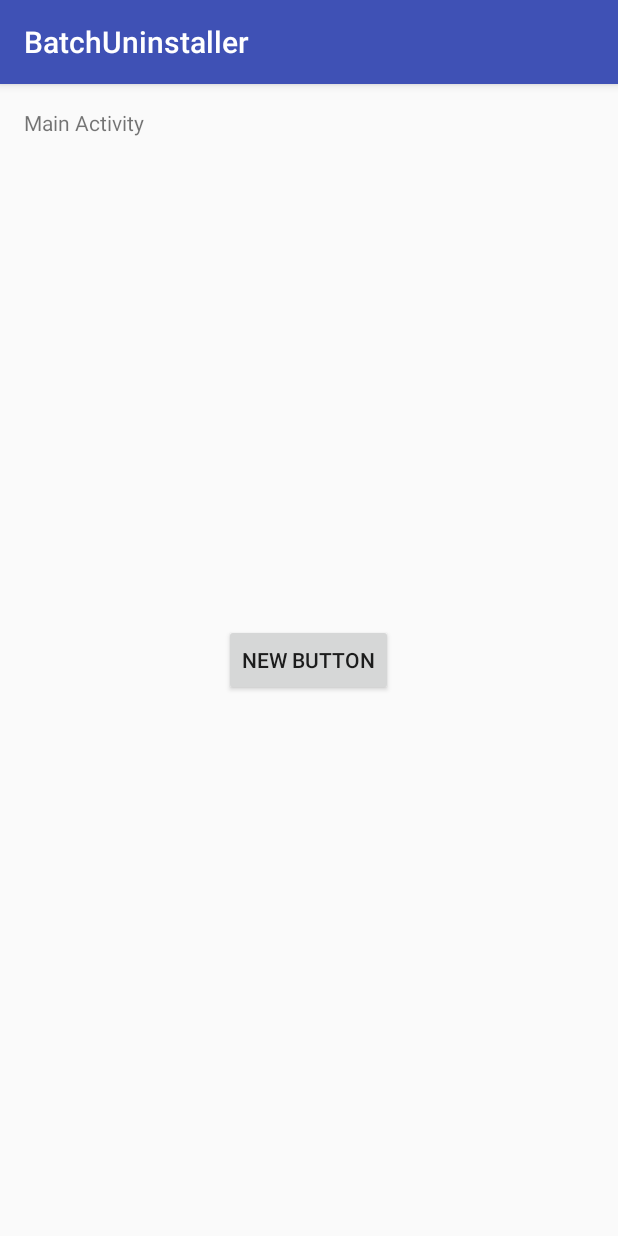
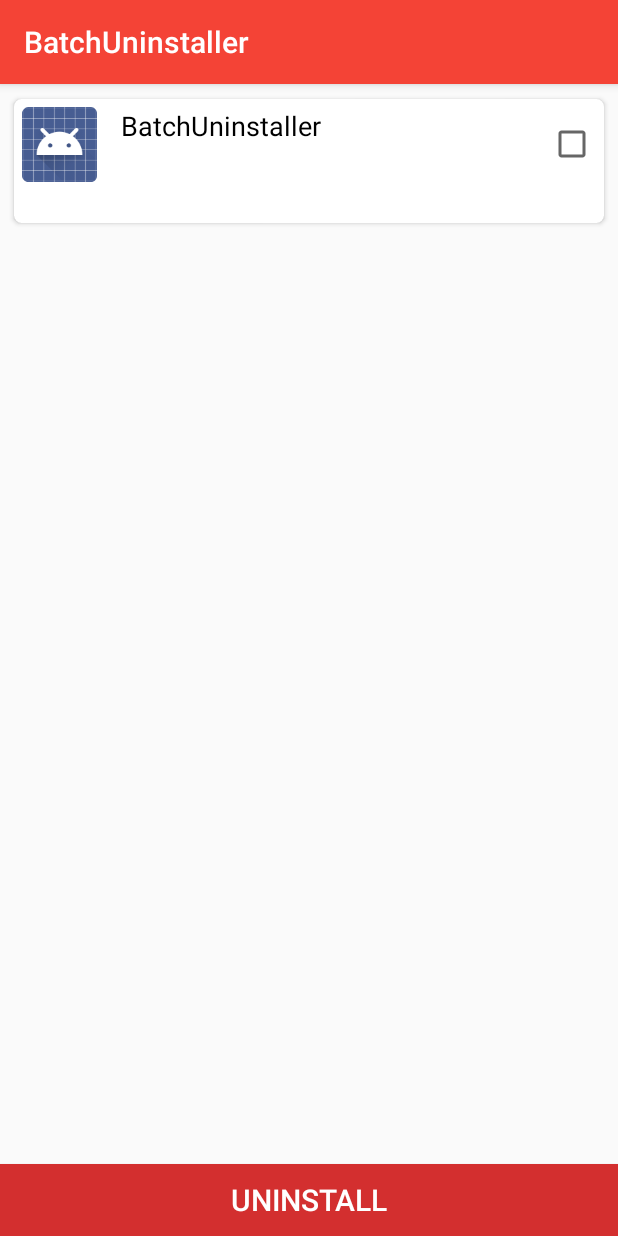
Before and after one commit to sajaljain/BatchUninstaller, an Android app: the screen it shows after launch (MainActivity before the commit, Splash after it), on a phone screen of 412 x 824 dp. Run offline under Robolectric (Android 15) with nearby library versions, the phone set to English and light mode, and no system bars.

Commit message:
recycler view to show multiple list

```diff
--- a/app/build.gradle
+++ b/app/build.gradle
@@ -6,7 +6,7 @@ android {
 
     defaultConfig {
         applicationId "hours.com.batchuninstaller"
-        minSdkVersion 18
+        minSdkVersion 21
         targetSdkVersion 24
         versionCode 1
         versionName "1.0"
@@ -23,5 +23,7 @@ dependencies {
     compile fileTree(dir: 'libs', include: ['*.jar'])
     testCompile 'junit:junit:4.12'
     compile 'com.android.support:appcompat-v7:24.1.1'
-    compile 'com.android.support:recyclerview-v7:24.0.0'
+    compile 'com.android.support:recyclerview-v7:24.1.1'
+    compile 'com.android.support:cardview-v7:24.1.1'
+
 }
--- a/app/src/main/java/hours/com/batchuninstaller/MainActivity.java
+++ b/app/src/main/java/hours/com/batchuninstaller/MainActivity.java
@@ -48,6 +48,10 @@ public class MainActivity extends AppCompatActivity {
         uninstallIntent.setFlags(Intent.FLAG_DEBUG_LOG_RESOLUTION);
         startActivity(uninstallIntent);
 
+
+
+
+
             }
         });
 
--- a/app/src/main/java/hours/com/batchuninstaller/Splash.java
+++ b/app/src/main/java/hours/com/batchuninstaller/Splash.java
@@ -1,16 +1,109 @@
 package hours.com.batchuninstaller;
 
 import android.content.Intent;
+import android.content.pm.ApplicationInfo;
+import android.content.pm.PackageManager;
+import android.net.Uri;
+import android.nfc.Tag;
+import android.support.annotation.NonNull;
 import android.support.v7.app.AppCompatActivity;
 import android.os.Bundle;
+import android.support.v7.widget.LinearLayoutManager;
+import android.support.v7.widget.RecyclerView;
+import android.util.Log;
+import android.view.View;
+import android.widget.Button;
+import android.widget.Toast;
+
+import java.util.ArrayList;
+import java.util.Collection;
+import java.util.Iterator;
+import java.util.List;
+import java.util.ListIterator;
+
+import hours.com.batchuninstaller.adapter.AppInfoAdapter;
+import hours.com.batchuninstaller.model.AppDetails;
 
 public class Splash extends AppCompatActivity {
+    private Button uninstall;
+    private RecyclerView mRecyclerView;
+    private RecyclerView.Adapter mAdapter;
+    private RecyclerView.LayoutManager mLayoutManager;
+    private final String TAG = "Splash";
 
     @Override
     protected void onCreate(Bundle savedInstanceState) {
         super.onCreate(savedInstanceState);
         setContentView(R.layout.activity_splash);
-        Intent intent =  new Intent(this,MainActivity.class);
-        startActivity(intent);
+        mRecyclerView = (RecyclerView) findViewById(R.id.my_recycler_view);
+        uninstall = (Button) findViewById(R.id.uninstall);
+        mLayoutManager = new LinearLayoutManager(this);
+        mRecyclerView.setLayoutManager(mLayoutManager);
+
+        int flags = PackageManager.GET_META_DATA |
+                PackageManager.GET_SHARED_LIBRARY_FILES;
+
+
+        PackageManager pm = getPackageManager();
+        final List<ApplicationInfo> applications = pm.getInstalledApplications(flags);
+        List<AppDetails> userInstalled = new ArrayList<>();
+
+        for (ApplicationInfo app : applications) {
+            if ((app.flags & ApplicationInfo.FLAG_SYSTEM) != 1) {
+                AppDetails apkDetails = new AppDetails(app.loadIcon(pm), app.loadLabel(pm).toString(), app.packageName, false);
+                userInstalled.add(apkDetails);
+
+            }
+        }
+        mAdapter = new AppInfoAdapter(userInstalled);
+
+        mRecyclerView.setAdapter(mAdapter);
+
+
+
+/*
+Uri packageURI = Uri.parse("package:" + app.packageName);
+        Intent uninstallIntent = new Intent(Intent.ACTION_DELETE, packageURI);
+        uninstallIntent.setFlags(Intent.FLAG_DEBUG_LOG_RESOLUTION);
+        startActivity(uninstallIntent);
+*/
+
+        uninstall.setOnClickListener(new View.OnClickListener() {
+            @Override
+            public void onClick(View view) {
+                Uri packageURI;
+                String data = "";
+                List<AppDetails> apps = ((AppInfoAdapter) mAdapter)
+                        .getToBeUninstalled();
+
+                for (int i = 0; i < apps.size(); i++) {
+                    AppDetails app = apps.get(i);
+                    if (app.isSelected() == true) {
+
+                        data = data + "\n" + app.getAppName().toString();
+
+                        //here we pop up
+
+                        packageURI = Uri.parse("package:" + app.getPkgName());
+                        Intent uninstallIntent = new Intent(Intent.ACTION_DELETE, packageURI);
+                        uninstallIntent.setFlags(Intent.FLAG_DEBUG_LOG_RESOLUTION);
+                        startActivity(uninstallIntent);
+
+
+                    }
+
+                }
+
+
+                Toast.makeText(Splash.this,
+                        "Selected Students: \n" + data, Toast.LENGTH_LONG)
+                        .show();
+
+
+
+            }
+        });
+
+
     }
 }
--- /dev/null
+++ b/app/src/main/java/hours/com/batchuninstaller/adapter/AppInfoAdapter.java
@@ -0,0 +1,97 @@
+package hours.com.batchuninstaller.adapter;
+
+import android.content.pm.ApplicationInfo;
+import android.content.pm.PackageManager;
+import android.support.v7.widget.RecyclerView;
+import android.view.LayoutInflater;
+import android.view.View;
+import android.view.ViewGroup;
+import android.widget.CheckBox;
+import android.widget.ImageView;
+import android.widget.TextView;
+import android.widget.Toast;
+
+import java.util.List;
+
+import hours.com.batchuninstaller.R;
+import hours.com.batchuninstaller.model.AppDetails;
+
+/**
+ * Created by Sajal on 31-Aug-16.
+ */
+public class AppInfoAdapter extends
+        RecyclerView.Adapter<AppInfoAdapter.ViewHolder> {
+    List<AppDetails> data;
+
+
+    public AppInfoAdapter(List<AppDetails> data) {
+
+        this.data = data;
+
+    }
+
+    public static class ViewHolder extends RecyclerView.ViewHolder {
+        TextView appName;
+        ImageView logo;
+        CheckBox chkSelected;
+
+
+        public ViewHolder(View itemView) {
+            super(itemView);
+            logo = (ImageView) itemView.findViewById(R.id.appImage);
+            appName = (TextView) itemView.findViewById(R.id.appName);
+            chkSelected = (CheckBox) itemView.findViewById(R.id.chkSelected);
+
+        }
+    }
+
+    @Override
+    public ViewHolder onCreateViewHolder(ViewGroup parent, int viewType) {
+        // create a new view
+        View itemLayoutView = LayoutInflater.from(parent.getContext()).inflate(
+                R.layout.app_info_row,null );
+
+        // create ViewHolder
+
+        ViewHolder viewHolder = new ViewHolder(itemLayoutView);
+
+        return viewHolder;
+    }
+
+    @Override
+    public void onBindViewHolder(ViewHolder viewHolder, int position) {
+        final int pos = position;
+        AppDetails app = data.get(position);
+        viewHolder.logo.setImageDrawable(app.getAppLogo());
+        viewHolder.appName.setText(app.getAppName());
+
+        viewHolder.chkSelected.setChecked(app.isSelected());
+        viewHolder.chkSelected.setTag(app);
+        viewHolder.chkSelected.setOnClickListener(new View.OnClickListener() {
+            public void onClick(View v) {
+                CheckBox cb = (CheckBox) v;
+                AppDetails apk = (AppDetails) cb.getTag();
+
+                apk.setSelected(cb.isChecked());
+                data.get(pos).setSelected(cb.isChecked());
+
+
+                notifyDataSetChanged();
+            }
+
+        });
+
+
+    }
+
+    @Override
+    public int getItemCount() {
+        return data.size();
+    }
+
+    // method to access in activity after updating selection
+    public List<AppDetails> getToBeUninstalled() {
+        return data;
+    }
+
+}
--- /dev/null
+++ b/app/src/main/java/hours/com/batchuninstaller/model/AppDetails.java
@@ -0,0 +1,59 @@
+package hours.com.batchuninstaller.model;
+
+import android.graphics.drawable.Drawable;
+
+import java.io.Serializable;
+
+/**
+ * Created by Sajal on 31-Aug-16.
+ */
+public class AppDetails implements Serializable {
+    private String appName;
+    private Drawable appLogo;
+    private String pkgName;
+    private boolean isSelected;
+
+    public AppDetails(Drawable appLogo,String appName,String pkgName){
+        this.appName = appName;
+        this.appLogo = appLogo;
+        this.pkgName = pkgName;
+
+    }
+    public AppDetails(Drawable appLogo,String appName,String pkgName,boolean isSelected){
+        this.appName = appName;
+        this.appLogo = appLogo;
+        this.pkgName = pkgName;
+        this.isSelected = isSelected;
+    }
+    public String getAppName() {
+        return appName;
+    }
+
+    public void setAppName(String appName) {
+        this.appName = appName;
+    }
+
+    public Drawable getAppLogo() {
+        return appLogo;
+    }
+
+    public void setAppLogo(Drawable appLogo) {
+        this.appLogo = appLogo;
+    }
+
+    public String getPkgName() {
+        return pkgName;
+    }
+
+    public void setPkgName(String pkgName) {
+        this.pkgName = pkgName;
+    }
+
+    public boolean isSelected() {
+        return isSelected;
+    }
+
+    public void setSelected(boolean selected) {
+        isSelected = selected;
+    }
+}
--- a/app/src/main/res/layout/activity_splash.xml
+++ b/app/src/main/res/layout/activity_splash.xml
@@ -1,12 +1,30 @@
 <?xml version="1.0" encoding="utf-8"?>
-<RelativeLayout xmlns:android="http://schemas.android.com/apk/res/android"
-    xmlns:tools="http://schemas.android.com/tools"
+<LinearLayout xmlns:android="http://schemas.android.com/apk/res/android"
     android:layout_width="match_parent"
     android:layout_height="match_parent"
-    android:paddingBottom="@dimen/activity_vertical_margin"
-    android:paddingLeft="@dimen/activity_horizontal_margin"
-    android:paddingRight="@dimen/activity_horizontal_margin"
-    android:paddingTop="@dimen/activity_vertical_margin"
-    tools:context="hours.com.batchuninstaller.Splash">
+    android:orientation="vertical" >
 
-</RelativeLayout>
+    <android.support.v7.widget.RecyclerView
+        android:id="@+id/my_recycler_view"
+        android:layout_width="match_parent"
+        android:layout_height="wrap_content"
+        android:layout_margin="5dp"
+        android:layout_weight="1"
+        android:scrollbars="vertical"
+         />
+
+
+
+    <Button
+        android:id="@+id/uninstall"
+        android:layout_width="match_parent"
+        android:layout_height="wrap_content"
+        android:textSize="20dp"
+        android:text="Uninstall"
+        android:layout_margin="0dp"
+        android:padding="0dp"
+        android:background="@color/colorPrimaryDark"
+        android:textColor="@color/colorTxt"
+         />
+
+</LinearLayout>
--- /dev/null
+++ b/app/src/main/res/layout/app_info_row.xml
@@ -0,0 +1,51 @@
+<?xml version="1.0" encoding="utf-8"?>
+<LinearLayout xmlns:android="http://schemas.android.com/apk/res/android"
+    xmlns:card_view="http://schemas.android.com/apk/res-auto"
+    xmlns:tools="http://schemas.android.com/tools"
+    android:layout_width="match_parent"
+    android:layout_height="match_parent">
+
+
+
+    <android.support.v7.widget.CardView xmlns:android="http://schemas.android.com/apk/res/android"
+        xmlns:card_view="http://schemas.android.com/apk/res-auto"
+        android:layout_width="match_parent"
+        android:layout_height="92dp"
+        android:orientation="horizontal"
+        card_view:cardCornerRadius="5dp"
+        card_view:cardUseCompatPadding="true">
+
+        <RelativeLayout
+            android:layout_width="match_parent"
+            android:layout_height="wrap_content"
+            android:layout_margin="5dp">
+            <ImageView
+
+                android:layout_alignParentTop="true"
+                android:layout_width="50dip"
+                android:layout_height="50dip"
+                android:src="@drawable/launcher"
+                android:id="@+id/appImage" />
+            <TextView
+                android:id="@+id/appName"
+                android:layout_toRightOf="@id/appImage"
+                android:layout_width="match_parent"
+                android:layout_marginLeft="@dimen/activity_horizontal_margin"
+                android:layout_height="wrap_content"
+                android:layout_alignParentTop="true"
+                android:text="name"
+                android:textColor="@android:color/black"
+                android:textSize="18sp" />
+
+
+            <CheckBox
+                android:id="@+id/chkSelected"
+                android:layout_width="wrap_content"
+                android:layout_height="wrap_content"
+                android:layout_alignParentRight="true"
+                android:layout_centerVertical="true" />
+        </RelativeLayout>
+
+    </android.support.v7.widget.CardView>
+
+</LinearLayout>
--- /dev/null
+++ b/app/src/main/res/layout/toolbar.xml
@@ -0,0 +1,6 @@
+<?xml version="1.0" encoding="utf-8"?>
+<LinearLayout xmlns:android="http://schemas.android.com/apk/res/android"
+    android:orientation="vertical" android:layout_width="match_parent"
+    android:layout_height="match_parent">
+
+</LinearLayout>
--- a/app/src/main/res/values/colors.xml
+++ b/app/src/main/res/values/colors.xml
@@ -1,6 +1,9 @@
 <?xml version="1.0" encoding="utf-8"?>
 <resources>
-    <color name="colorPrimary">#3F51B5</color>
-    <color name="colorPrimaryDark">#303F9F</color>
-    <color name="colorAccent">#FF4081</color>
+    <color name="colorPrimary">#F44336</color>
+    <color name="colorPrimaryDark">#D32F2F</color>
+    <color name="colorAccent">#FFC107</color>
+    <color name="colorTxt">#FFFFFF</color>
+
+
 </resources>
--- a/app/src/main/res/values/styles.xml
+++ b/app/src/main/res/values/styles.xml
@@ -6,6 +6,7 @@
         <item name="colorPrimary">@color/colorPrimary</item>
         <item name="colorPrimaryDark">@color/colorPrimaryDark</item>
         <item name="colorAccent">@color/colorAccent</item>
+
     </style>
 
 </resources>
```
Also changed, not shown: app/src/main/AndroidManifest.xml (+4 -4 lines), app/src/main/java/hours/com/batchuninstaller/MyAccessibilityService.java (+6 -3 lines), app/src/main/res/drawable/launcher.png (added).
